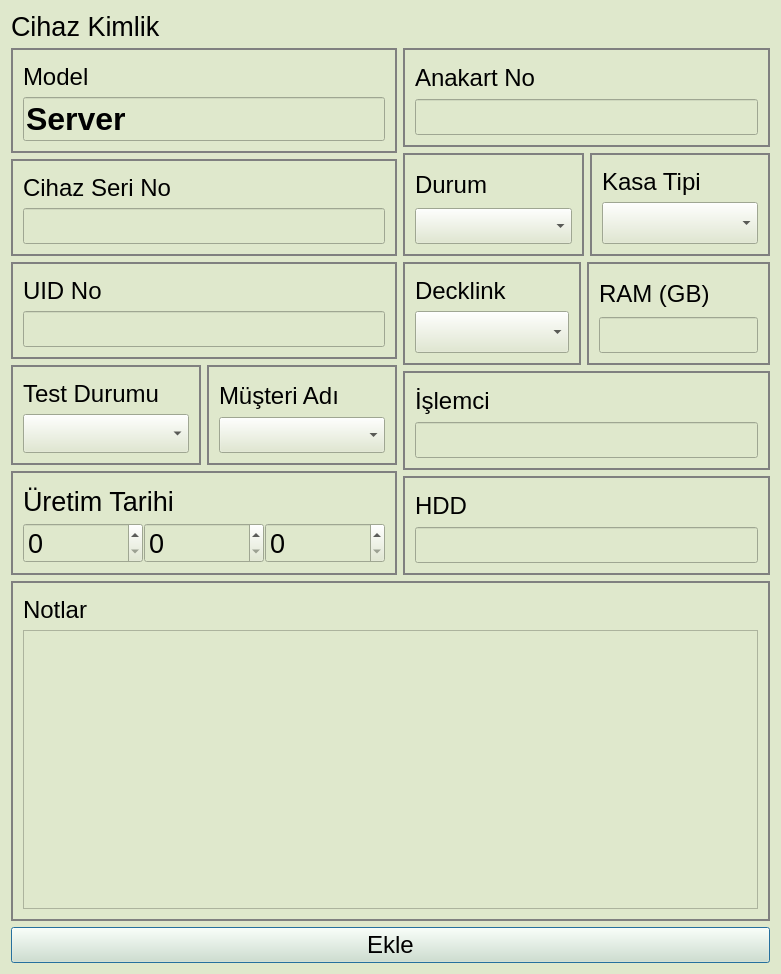
First picture: the form in src/serverdialog.ui, repository yunusemrecinar/QT5-cihaz-kimlik-teknik-servis, before the edit.
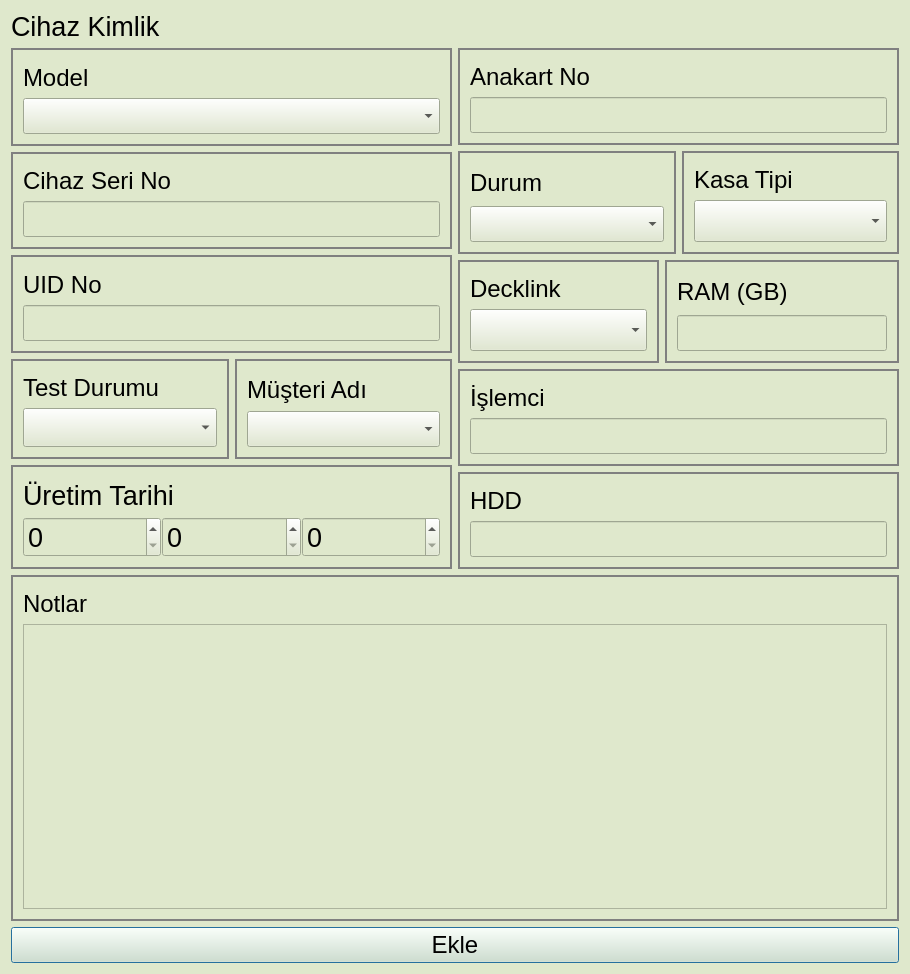
Second picture: the form after the edit.

Patch:
```diff
--- a/src/serverdialog.ui
+++ b/src/serverdialog.ui
@@ -6,7 +6,7 @@
    <rect>
     <x>0</x>
     <y>0</y>
-    <width>781</width>
+    <width>910</width>
     <height>974</height>
    </rect>
   </property>
@@ -75,19 +75,12 @@
              </widget>
             </item>
             <item>
-             <widget class="QLineEdit" name="model_">
+             <widget class="QComboBox" name="model_">
               <property name="font">
                <font>
-                <pointsize>24</pointsize>
-                <bold>true</bold>
+                <pointsize>18</pointsize>
                </font>
               </property>
-              <property name="text">
-               <string>Server</string>
-              </property>
-              <property name="readOnly">
-               <bool>true</bool>
-              </property>
              </widget>
             </item>
            </layout>
```
